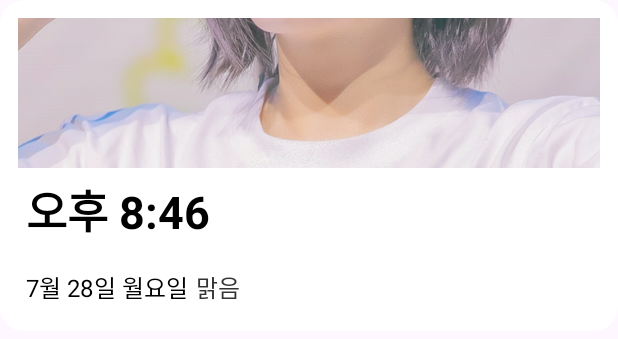
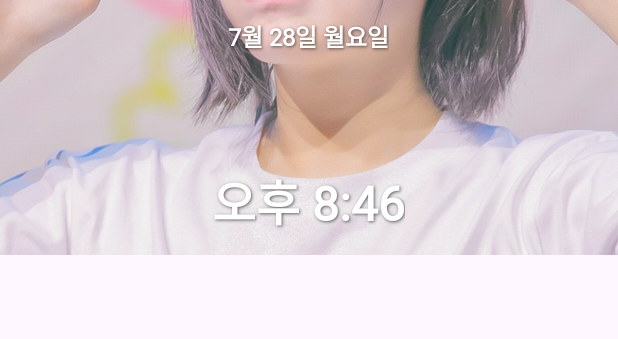
Before and after one commit to cho123456789/qwer_test_kt, an Android app: the layout home_widget.xml on its own in the app's theme, with its tools: preview values and no code run, on a phone screen of 412 x 824 dp. Shown: the top 339 px of the screen. Run offline under Robolectric (Android 15) with nearby library versions, the phone set to English and light mode, and no system bars.

Commit message:
- R 시연 시계 위젯 완성

```diff
--- a/app/src/main/java/com/example/qwer_test_kt/MyWidgetProvider.kt
+++ b/app/src/main/java/com/example/qwer_test_kt/MyWidgetProvider.kt
@@ -44,8 +44,8 @@ class MyWidgetProvider : AppWidgetProvider() {
 
         for (id in widgetIds) {
             val now = Calendar.getInstance()
-            val imageName = "s${currentIndex + 1}"  // s1 ~ s36
-            val imageRes = context.resources.getIdentifier(imageName, "drawable", context.packageName)
+            //val imageName = "s${currentIndex + 1}"  // s1 ~ s36
+            //val imageRes = context.resources.getIdentifier(imageName, "drawable", context.packageName)
             val views = RemoteViews(context.packageName, R.layout.home_widget)
             val dateStr = SimpleDateFormat("M월 d일 EEEE", Locale.KOREAN).format(now.time)
             views.setTextViewText(R.id.widget_date, dateStr)
@@ -57,15 +57,18 @@ class MyWidgetProvider : AppWidgetProvider() {
 
             val timeStr = String.format("%s %d:%02d", amPm, displayHour, minute)
 
-            if (imageRes != 0) {
-                views.setImageViewResource(R.id.widget_image, imageRes)
-            }
+            val imageRes = R.drawable.siyeon2
+            views.setImageViewResource(R.id.widget_image, imageRes)
+
+            //if (imageRes != 0) {
+           //     views.setImageViewResource(R.id.widget_image, imageRes)
+           // }
 
             val spannable = SpannableString(timeStr)
-            spannable.setSpan(RelativeSizeSpan(0.65f), 0, amPm.length, Spanned.SPAN_EXCLUSIVE_EXCLUSIVE)
+            spannable.setSpan(RelativeSizeSpan(0.50f), 0, amPm.length, Spanned.SPAN_EXCLUSIVE_EXCLUSIVE)
             views.setTextViewText(R.id.widget_time, spannable)
 
-            views.setTextViewText(R.id.widget_weather, "맑음")
+           // views.setTextViewText(R.id.widget_weather, "맑음")
             appWidgetManager.updateAppWidget(id, views)
 
             currentIndex = (currentIndex + 1) % 36
--- a/app/src/main/res/layout/home_widget.xml
+++ b/app/src/main/res/layout/home_widget.xml
@@ -1,56 +1,50 @@
-<?xml version="1.0" encoding="utf-8"?>
-<LinearLayout
+<FrameLayout
     xmlns:android="http://schemas.android.com/apk/res/android"
     android:id="@+id/widget_root"
     android:layout_width="match_parent"
-    android:layout_height="wrap_content"
-    android:background="@drawable/widget_card_background"
-    android:orientation="vertical"
-    android:padding="12dp">
+    android:layout_height="170dp"
+    android:padding="0dp"
+    android:background="@drawable/widget_card_background">
 
+    <!-- 배경 이미지 -->
     <ImageView
         android:id="@+id/widget_image"
         android:layout_width="match_parent"
-        android:layout_height="100dp"
+        android:layout_height="match_parent"
         android:scaleType="centerCrop"
-        android:adjustViewBounds="true"
-        android:contentDescription=""
         android:src="@drawable/si1" />
 
+    <!-- 상단 날짜 -->
+    <TextView
+        android:id="@+id/widget_date"
+        android:layout_width="wrap_content"
+        android:layout_height="wrap_content"
+        android:layout_gravity="top|center_horizontal"
+        android:layout_marginTop="12dp"
+        android:text="7월 28일 월요일"
+        android:textSize="16sp"
+        android:textColor="#FFFFFFFF"
+        android:textStyle="bold"
+        android:shadowColor="#99000000"
+        android:shadowDx="1"
+        android:fontFamily="@font/pretendard"
+        android:shadowDy="1"
+        android:shadowRadius="2" />
+
+    <!-- 하단 시계 -->
     <TextView
         android:id="@+id/widget_time"
         android:layout_width="wrap_content"
         android:layout_height="wrap_content"
+        android:layout_gravity="bottom|center_horizontal"
+        android:layout_marginBottom="12dp"
         android:text="오후 8:46"
-        android:padding="5dp"
-        android:textSize="30dp"
-        android:textColor="#000000"
-        android:textStyle="bold" />
-
-    <LinearLayout
-        android:layout_width="wrap_content"
-        android:layout_height="wrap_content"
-        android:orientation="horizontal"
-        android:layout_marginTop="6dp">
-
-        <TextView
-            android:id="@+id/widget_date"
-            android:layout_width="wrap_content"
-            android:layout_height="wrap_content"
-            android:text="7월 28일 월요일"
-            android:padding="5dp"
-            android:textSize="16dp"
-            android:textColor="#000000"
-            android:textStyle="normal" />
-
-        <TextView
-            android:id="@+id/widget_weather"
-            android:layout_width="wrap_content"
-            android:layout_height="wrap_content"
-            android:text="맑음"
-            android:textSize="16dp"
-            android:textColor="#333333"
-            android:textStyle="normal" />
-    </LinearLayout>
-
-</LinearLayout>
+        android:textSize="32sp"
+        android:fontFamily="@font/pretendard"
+        android:textColor="#FFFFFFFF"
+        android:textStyle="bold"
+        android:shadowColor="#99000000"
+        android:shadowDx="1"
+        android:shadowDy="1"
+        android:shadowRadius="2" />
+</FrameLayout>
--- a/app/src/main/res/xml/home_widget_info.xml
+++ b/app/src/main/res/xml/home_widget_info.xml
@@ -1,6 +1,6 @@
 <?xml version="1.0" encoding="utf-8"?>
 <appwidget-provider xmlns:android="http://schemas.android.com/apk/res/android"
-    android:minWidth="200dp"
+    android:minWidth="150dp"
     android:minHeight="100dp"
     android:updatePeriodMillis="0"
     android:initialLayout="@layout/home_widget"
```
Also changed, not shown: app/src/main/res/drawable/siyeon.jpg (added), app/src/main/res/drawable/siyeon2.jpg (added), 1 other file.
